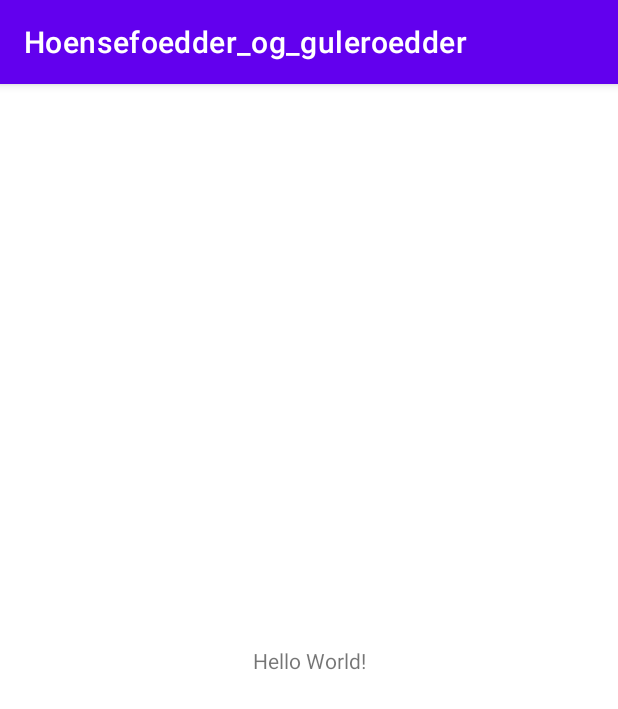
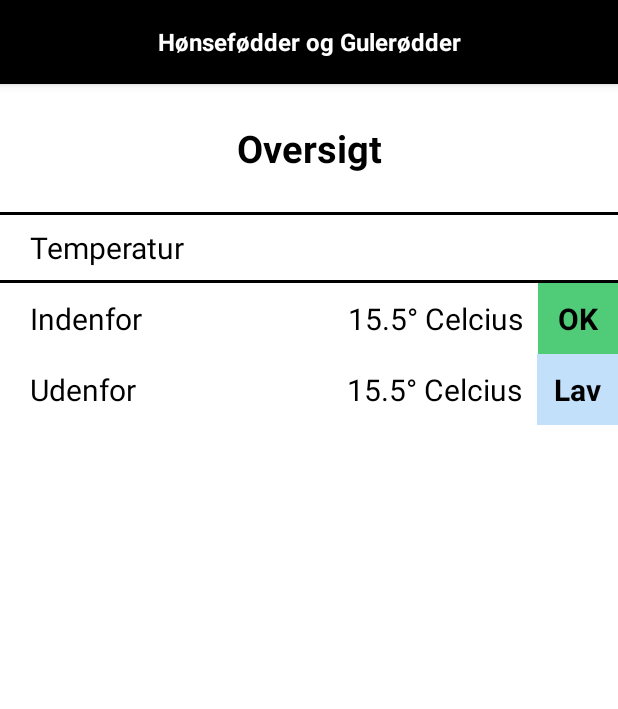
Before and after one commit to mart610k/Hoensefoedder_og_Guleroedder, an Android app: the screen it shows after launch (MainActivity), on a phone screen of 412 x 824 dp. Shown: the top 709 px of the screen. Run offline under Robolectric (Android 15) with nearby library versions, the phone set to English and light mode, and no system bars.

Commit message:
Gui af usecase 1

```diff
--- /dev/null
+++ b/Android/app/src/main/res/drawable/top_bottom_borders.xml
@@ -0,0 +1,13 @@
+<?xml version="1.0" encoding="utf-8"?>
+<layer-list xmlns:android="http://schemas.android.com/apk/res/android" >
+    <item
+        android:left="-5dp"
+        android:right="-5dp">
+        <shape android:shape="rectangle" >
+            <stroke
+                android:width="2dp"
+                android:color="@color/black" />
+        </shape>
+    </item>
+
+</layer-list>
--- a/Android/app/src/main/res/layout/activity_main.xml
+++ b/Android/app/src/main/res/layout/activity_main.xml
@@ -1,18 +1,187 @@
 <?xml version="1.0" encoding="utf-8"?>
-<androidx.constraintlayout.widget.ConstraintLayout xmlns:android="http://schemas.android.com/apk/res/android"
-    xmlns:app="http://schemas.android.com/apk/res-auto"
-    xmlns:tools="http://schemas.android.com/tools"
+<ScrollView xmlns:android="http://schemas.android.com/apk/res/android"
+xmlns:tools="http://schemas.android.com/tools"
+android:layout_width="match_parent"
+android:layout_height="match_parent"
+tools:context=".MainActivity"
+android:background="@color/white">
+
+
+
+<LinearLayout
     android:layout_width="match_parent"
-    android:layout_height="match_parent"
-    tools:context=".MainActivity">
+    android:layout_height="wrap_content"
+    android:orientation="vertical"
+    android:weightSum="1">
 
-    <TextView
-        android:layout_width="wrap_content"
+    <android.widget.Toolbar
+        android:id="@+id/toolbar"
+        android:layout_width="match_parent"
+        android:layout_height="?attr/actionBarSize"
+        android:background="?attr/colorOnSecondary"
+        android:elevation="4dp">
+
+        <TextView
+            android:textColor="@color/white"
+            android:layout_height="wrap_content"
+            android:layout_width="wrap_content"
+            android:text="@string/app_name"
+            android:layout_gravity="center"
+            android:textSize="16sp"
+            android:textStyle="bold"/>
+
+    </android.widget.Toolbar>
+
+
+    <LinearLayout
+        android:layout_width="fill_parent"
+        android:layout_height="0dp"
+        android:layout_weight="1">
+
+        <TextView
+            android:textColor="@color/black"
+            android:layout_height="wrap_content"
+            android:layout_width="match_parent"
+            android:text="@string/overview"
+            android:textAlignment="center"
+            android:textStyle="bold"
+            android:textSize="25sp"
+            android:layout_marginTop="25dp"/>
+
+    </LinearLayout>
+    <LinearLayout
+        android:layout_width="fill_parent"
         android:layout_height="wrap_content"
-        android:text="Hello World!"
-        app:layout_constraintBottom_toBottomOf="parent"
-        app:layout_constraintEnd_toEndOf="parent"
-        app:layout_constraintStart_toStartOf="parent"
-        app:layout_constraintTop_toTopOf="parent" />
+        android:weightSum="1"
+        android:layout_marginTop="25dp">
 
-</androidx.constraintlayout.widget.ConstraintLayout>
+        <TextView
+            android:textColor="@color/black"
+            android:layout_height="wrap_content"
+            android:layout_width="match_parent"
+            android:text="@string/temperature"
+            android:textAlignment="textStart"
+            android:textSize="20sp"
+            android:paddingBottom="10dp"
+            android:paddingStart="20dp"
+            android:paddingEnd="0dp"
+            android:paddingTop="10dp"
+            android:background="@drawable/top_bottom_borders"/>
+
+    </LinearLayout>
+    <LinearLayout
+        android:layout_width="fill_parent"
+        android:layout_height="wrap_content">
+
+        <TextView
+            android:layout_width="wrap_content"
+            android:layout_height="wrap_content"
+            android:layout_weight="1"
+            android:paddingStart="20dp"
+            android:paddingTop="10dp"
+            android:paddingEnd="0dp"
+            android:paddingBottom="10dp"
+            android:text="@string/inside"
+            android:textAlignment="textStart"
+            android:textColor="@color/black"
+            android:textSize="20sp" />
+
+        <TextView
+            android:id="@+id/insideTemp"
+            android:layout_width="wrap_content"
+            android:layout_height="wrap_content"
+            android:layout_weight="6"
+            android:paddingTop="10dp"
+            android:paddingEnd="10dp"
+            android:paddingStart="0dp"
+            android:paddingBottom="10dp"
+            android:text="15.5° Celcius"
+            android:textAlignment="textEnd"
+            android:textColor="@color/black"
+            android:textSize="20sp" />
+
+        <TextView
+            android:id="@+id/insideTempIndicator"
+            android:layout_width="33dp"
+            android:layout_height="match_parent"
+            android:layout_weight="1"
+            android:text="@string/ok"
+            android:textColor="@color/black"
+            android:background="@color/green"
+            android:textStyle="bold"
+            android:textSize="20sp"
+            android:paddingTop="10dp"
+            android:paddingBottom="10dp"
+            android:textAlignment="center"/>
+
+    </LinearLayout>
+    <LinearLayout
+        android:layout_width="fill_parent"
+        android:layout_height="wrap_content">
+
+        <TextView
+            android:layout_width="wrap_content"
+            android:layout_height="wrap_content"
+            android:layout_weight="1"
+            android:paddingStart="20dp"
+            android:paddingTop="10dp"
+            android:paddingEnd="0dp"
+            android:paddingBottom="10dp"
+            android:text="@string/outside"
+            android:textAlignment="textStart"
+            android:textColor="@color/black"
+            android:textSize="20sp" />
+
+        <TextView
+            android:id="@+id/outsideTemp"
+            android:layout_width="wrap_content"
+            android:layout_height="wrap_content"
+            android:layout_weight="6"
+            android:paddingTop="10dp"
+            android:paddingEnd="10dp"
+            android:paddingStart="0dp"
+            android:paddingBottom="10dp"
+            android:text="15.5° Celcius"
+            android:textAlignment="textEnd"
+            android:textColor="@color/black"
+            android:textSize="20sp" />
+
+        <TextView
+            android:id="@+id/outsideTempIndicator"
+            android:layout_width="33dp"
+            android:layout_height="match_parent"
+            android:layout_weight="1"
+            android:text="@string/low"
+            android:textColor="@color/black"
+            android:background="@color/blue"
+            android:textStyle="bold"
+            android:textSize="20sp"
+            android:paddingTop="10dp"
+            android:paddingBottom="10dp"
+            android:textAlignment="center"/>
+
+    </LinearLayout>
+
+    <!--<LinearLayout
+        android:layout_width="fill_parent"
+        android:layout_height="wrap_content"
+        android:weightSum="1">
+
+        <TextView
+            android:textColor="@color/black"
+            android:layout_height="wrap_content"
+            android:layout_width="match_parent"
+            android:text="fugtighed"
+            android:textAlignment="textStart"
+            android:textSize="20sp"
+            android:paddingBottom="10dp"
+            android:paddingStart="20dp"
+            android:paddingEnd="0dp"
+            android:paddingTop="10dp"
+            android:background="@drawable/top_bottom_borders"/>
+
+    </LinearLayout>-->
+
+</LinearLayout>
+
+</ScrollView>
--- a/Android/app/src/main/res/values-night/themes.xml
+++ b/Android/app/src/main/res/values-night/themes.xml
@@ -1,6 +1,6 @@
 <resources xmlns:tools="http://schemas.android.com/tools">
     <!-- Base application theme. -->
-    <style name="Theme.Hoensefoedder_og_guleroedder" parent="Theme.MaterialComponents.DayNight.DarkActionBar">
+    <style name="Theme.Hoensefoedder_og_guleroedder" parent="Theme.MaterialComponents.DayNight.NoActionBar">
         <!-- Primary brand color. -->
         <item name="colorPrimary">@color/purple_200</item>
         <item name="colorPrimaryVariant">@color/purple_700</item>
@@ -10,7 +10,7 @@
         <item name="colorSecondaryVariant">@color/teal_200</item>
         <item name="colorOnSecondary">@color/black</item>
         <!-- Status bar color. -->
-        <item name="android:statusBarColor">?attr/colorPrimaryVariant</item>
+        <item name="android:statusBarColor">?attr/colorSecondaryVariant</item>
         <!-- Customize your theme here. -->
     </style>
 </resources>
--- a/Android/app/src/main/res/values/colors.xml
+++ b/Android/app/src/main/res/values/colors.xml
@@ -7,4 +7,7 @@
     <color name="teal_700">#FF018786</color>
     <color name="black">#FF000000</color>
     <color name="white">#FFFFFFFF</color>
+    <color name="red">#f00</color>
+    <color name="green">#50cb78</color>
+    <color name="blue">#c2e0f9</color>
 </resources>
--- a/Android/app/src/main/res/values/strings.xml
+++ b/Android/app/src/main/res/values/strings.xml
@@ -1,3 +1,10 @@
 <resources>
-    <string name="app_name">Hoensefoedder_og_guleroedder</string>
+    <string name="app_name">Hønsefødder og Gulerødder</string>
+    <string name="overview">Oversigt</string>
+    <string name="temperature">Temperatur</string>
+    <string name="inside">Indenfor</string>
+    <string name="outside">Udenfor</string>
+    <string name="high">Høj</string>
+    <string name="low">Lav</string>
+    <string name="ok">OK</string>
 </resources>
--- a/Android/app/src/main/res/values/themes.xml
+++ b/Android/app/src/main/res/values/themes.xml
@@ -1,6 +1,6 @@
 <resources xmlns:tools="http://schemas.android.com/tools">
     <!-- Base application theme. -->
-    <style name="Theme.Hoensefoedder_og_guleroedder" parent="Theme.MaterialComponents.DayNight.DarkActionBar">
+    <style name="Theme.Hoensefoedder_og_guleroedder" parent="Theme.MaterialComponents.DayNight.NoActionBar">
         <!-- Primary brand color. -->
         <item name="colorPrimary">@color/purple_500</item>
         <item name="colorPrimaryVariant">@color/purple_700</item>
```
